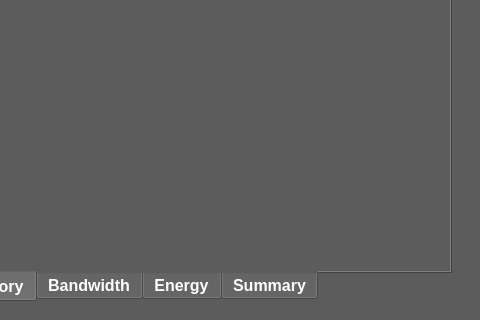
Old version of the form src/ui/MainWindow.ui in the repository iCAS-Lab/HiRISE-Demo; both pictures show x 101 to 581 and y 480 to 800 of the 1129 by 800 pixel window.
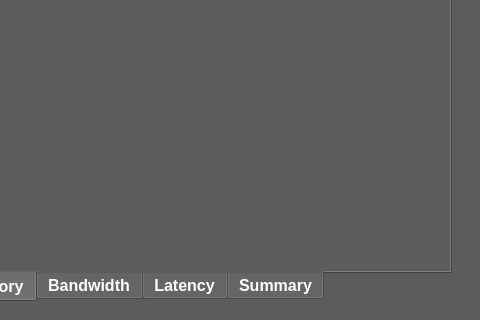
New version of the form. Custom widgets are drawn as their Qt base class.

Diff of the .ui file:
```diff
--- a/src/ui/MainWindow.ui
+++ b/src/ui/MainWindow.ui
@@ -265,7 +265,7 @@
          </widget>
          <widget class="PlotCanvas" name="energyTab">
           <attribute name="title">
-           <string>Energy</string>
+           <string>Latency</string>
           </attribute>
           <layout class="QGridLayout" name="gridLayout_3"/>
          </widget>
```
Left out of the diff: 2 changed lines with no effect on the pictures.
